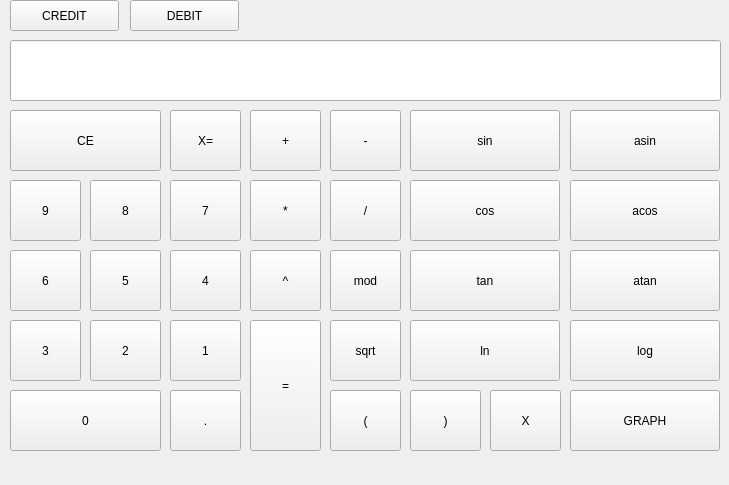
antinlay/C7_SmartCalc_v1.0-1, file src/s21_smartcalc/qtcalc.ui: the form before one commit.
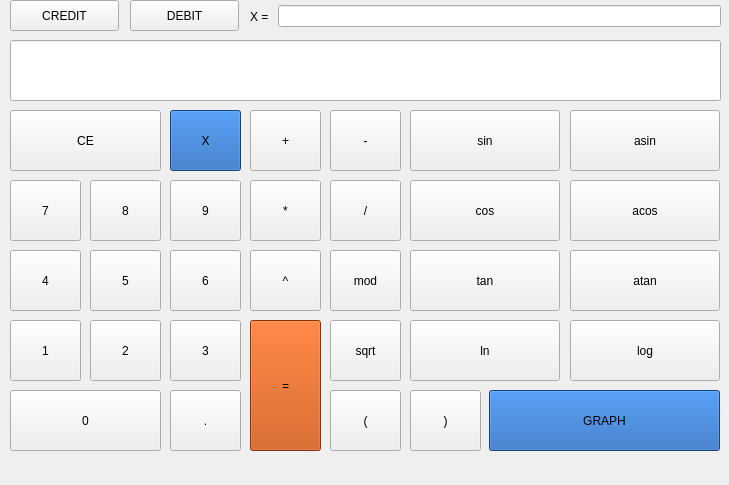
The form after the commit. Icons and pictures are not drawn.

Diff of the .ui file:
```diff
--- a/src/s21_smartcalc/qtcalc.ui
+++ b/src/s21_smartcalc/qtcalc.ui
@@ -39,7 +39,7 @@
    <widget class="QPushButton" name="num9">
     <property name="geometry">
      <rect>
-      <x>10</x>
+      <x>170</x>
       <y>180</y>
       <width>71</width>
       <height>61</height>
@@ -65,7 +65,7 @@
    <widget class="QPushButton" name="num7">
     <property name="geometry">
      <rect>
-      <x>170</x>
+      <x>10</x>
       <y>180</y>
       <width>71</width>
       <height>61</height>
@@ -78,7 +78,7 @@
    <widget class="QPushButton" name="num6">
     <property name="geometry">
      <rect>
-      <x>10</x>
+      <x>170</x>
       <y>250</y>
       <width>71</width>
       <height>61</height>
@@ -104,7 +104,7 @@
    <widget class="QPushButton" name="num4">
     <property name="geometry">
      <rect>
-      <x>170</x>
+      <x>10</x>
       <y>250</y>
       <width>71</width>
       <height>61</height>
@@ -117,7 +117,7 @@
    <widget class="QPushButton" name="num1">
     <property name="geometry">
      <rect>
-      <x>170</x>
+      <x>10</x>
       <y>320</y>
       <width>71</width>
       <height>61</height>
@@ -143,7 +143,7 @@
    <widget class="QPushButton" name="num3">
     <property name="geometry">
      <rect>
-      <x>10</x>
+      <x>170</x>
       <y>320</y>
       <width>71</width>
       <height>61</height>
@@ -379,6 +379,9 @@
       <height>131</height>
      </rect>
     </property>
+    <property name="styleSheet">
+     <string notr="true">background-color: rgb(198, 70, 0);</string>
+    </property>
     <property name="text">
      <string>=</string>
     </property>
@@ -422,19 +425,6 @@
      <string>log</string>
     </property>
    </widget>
-   <widget class="QPushButton" name="AC">
-    <property name="geometry">
-     <rect>
-      <x>170</x>
-      <y>110</y>
-      <width>71</width>
-      <height>61</height>
-     </rect>
-    </property>
-    <property name="text">
-     <string>X=</string>
-    </property>
-   </widget>
    <widget class="QPushButton" name="open">
     <property name="geometry">
      <rect>
@@ -490,12 +480,15 @@
    <widget class="QPushButton" name="xoy">
     <property name="geometry">
      <rect>
-      <x>490</x>
-      <y>390</y>
+      <x>170</x>
+      <y>110</y>
       <width>71</width>
       <height>61</height>
      </rect>
     </property>
+    <property name="styleSheet">
+     <string notr="true">background-color: rgb(26, 95, 180);</string>
+    </property>
     <property name="text">
      <string>X</string>
     </property>
@@ -503,16 +496,41 @@
    <widget class="QPushButton" name="graph">
     <property name="geometry">
      <rect>
-      <x>570</x>
+      <x>489</x>
       <y>390</y>
-      <width>150</width>
+      <width>231</width>
       <height>61</height>
      </rect>
     </property>
+    <property name="styleSheet">
+     <string notr="true">background-color: rgb(26, 95, 180);</string>
+    </property>
     <property name="text">
      <string>GRAPH</string>
     </property>
    </widget>
+   <widget class="QWidget" name="horizontalLayoutWidget">
+    <property name="geometry">
+     <rect>
+      <x>250</x>
+      <y>0</y>
+      <width>471</width>
+      <height>33</height>
+     </rect>
+    </property>
+    <layout class="QHBoxLayout" name="horizontalLayout">
+     <item>
+      <widget class="QLabel" name="label">
+       <property name="text">
+        <string>X = </string>
+       </property>
+      </widget>
+     </item>
+     <item>
+      <widget class="QLineEdit" name="xRes"/>
+     </item>
+    </layout>
+   </widget>
   </widget>
  </widget>
  <resources/>
```
